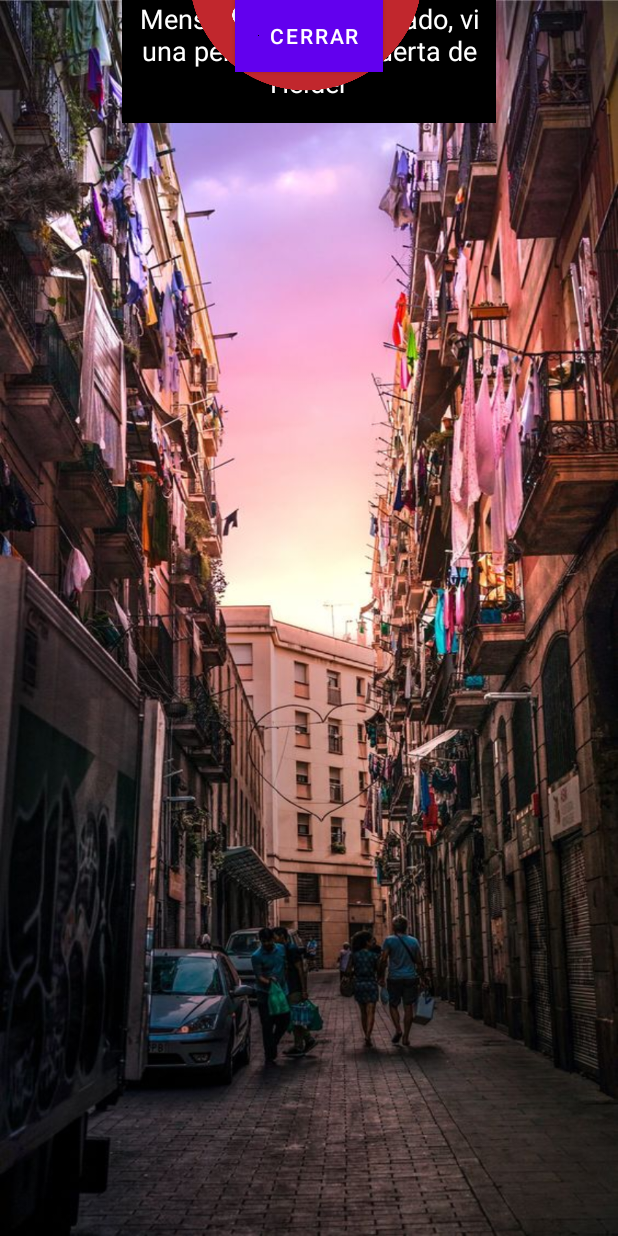
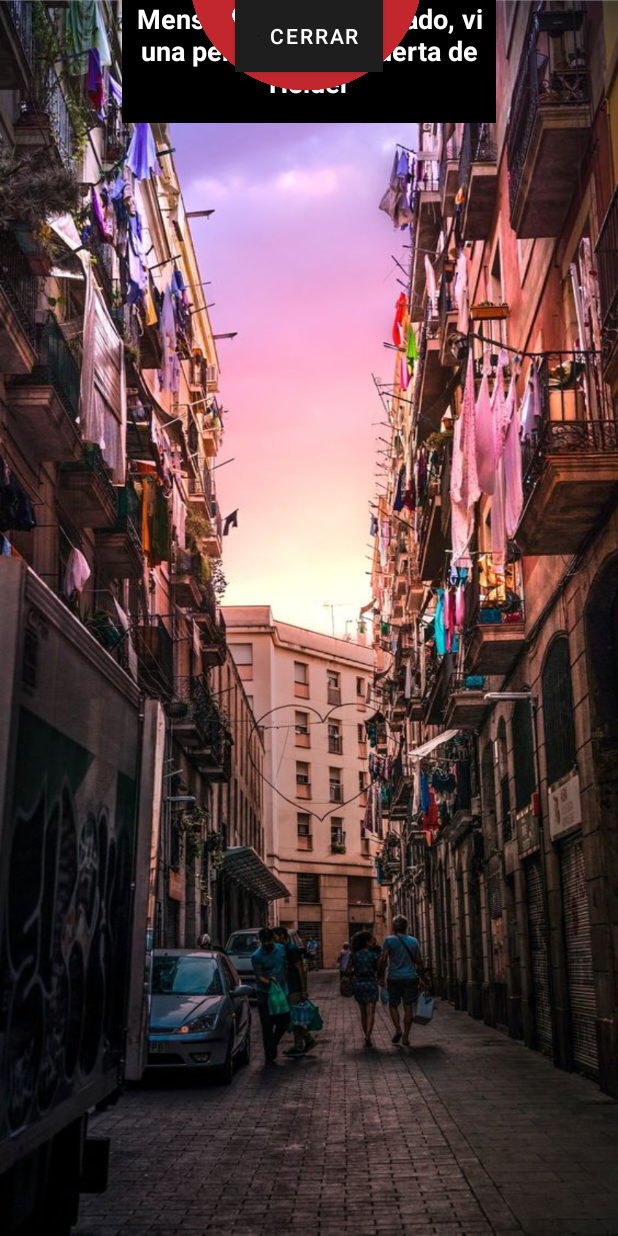
Before and after one commit to joelespinozaro/alarma_vecinal_app, an Android app: the layout home3.xml on its own in the app's theme, with its tools: preview values and no code run, on a phone screen of 412 x 824 dp. Run offline under Robolectric (Android 15) with nearby library versions, the phone set to English and light mode, and no system bars.

Commit message:
dylan - home 3

```diff
--- a/app/src/main/res/layout/home3.xml
+++ b/app/src/main/res/layout/home3.xml
@@ -60,6 +60,7 @@
         android:text="Mensaje: Tengan cuidado, vi una persona en la puerta de Helder"
         android:textAlignment="center"
         android:textColor="#FFFFFF"
+        android:textStyle="bold"
         app:layout_constraintEnd_toEndOf="parent"
         app:layout_constraintStart_toStartOf="parent"
         tools:layout_editor_absoluteY="484dp" />
@@ -70,6 +71,7 @@
         android:layout_height="wrap_content"
         android:background="#000000"
         android:backgroundTint="#000000"
+        android:backgroundTintMode="add"
         android:text="Cerrar"
         android:textColorLink="#000000"
         app:icon="@color/black"
--- a/app/src/main/res/values/colors.xml
+++ b/app/src/main/res/values/colors.xml
@@ -1,7 +1,7 @@
 <?xml version="1.0" encoding="utf-8"?>
 <resources>
     <color name="purple_200">#FFBB86FC</color>
-    <color name="purple_500">#FF6200EE</color>
+    <color name="purple_500">#1E1E1E</color>
     <color name="purple_700">#FF3700B3</color>
     <color name="teal_200">#FF03DAC5</color>
     <color name="teal_700">#FF018786</color>
```
